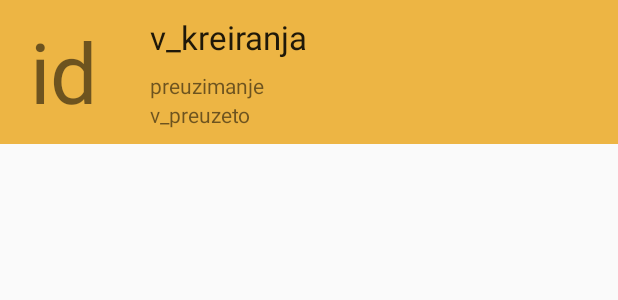
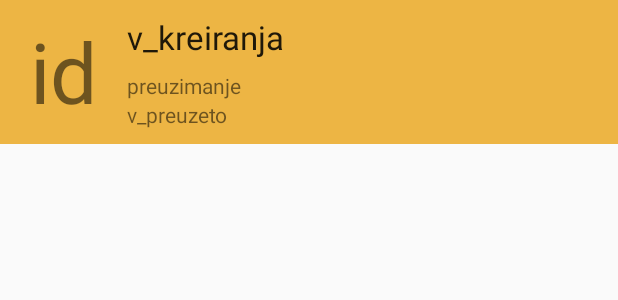
Before and after one commit to valkrhlan/FoodDonor, an Android app: the layout paket_item.xml on its own in the app's theme, with its tools: preview values and no code run, on a phone screen of 412 x 824 dp. Shown: the top 300 px of the screen. Run offline under Robolectric (Android 15) with nearby library versions, the phone set to English and light mode, and no system bars.

```diff
--- a/FoodDonor/app/src/main/res/layout/paket_item.xml
+++ b/FoodDonor/app/src/main/res/layout/paket_item.xml
@@ -14,7 +14,7 @@
         android:layout_alignParentTop="true"
         android:layout_alignParentStart="true"
         android:layout_marginStart="20dp"
-        android:layout_marginEnd="35dp"
+        android:layout_marginEnd="20dp"
         android:text="id"
         android:textSize="56dp"/>
     <TextView
```
Also changed, not shown: FoodDonor/app/src/main/java/com/coky/app/adapters/PaketAdapter.java (+8 -5 lines), FoodDonor/app/src/main/java/com/coky/app/fragments/DonorPopisPaketa.java (+6 -3 lines).
